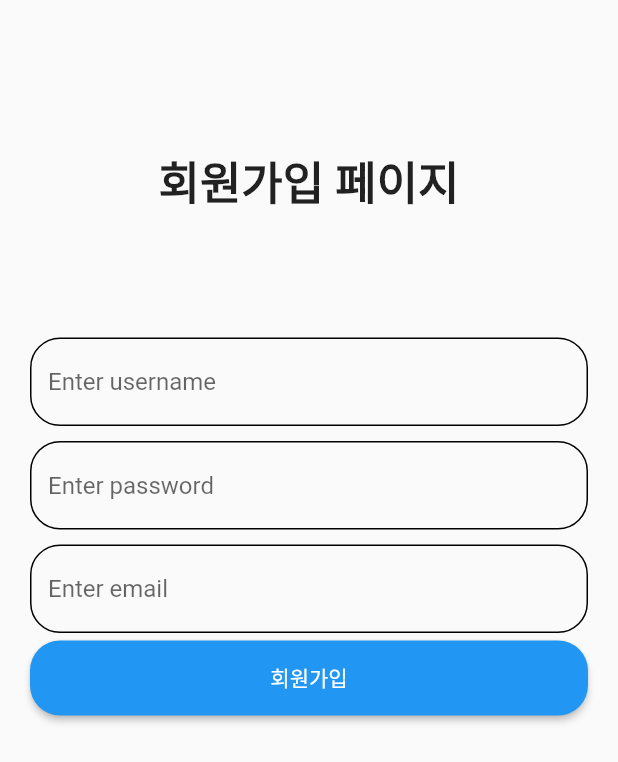
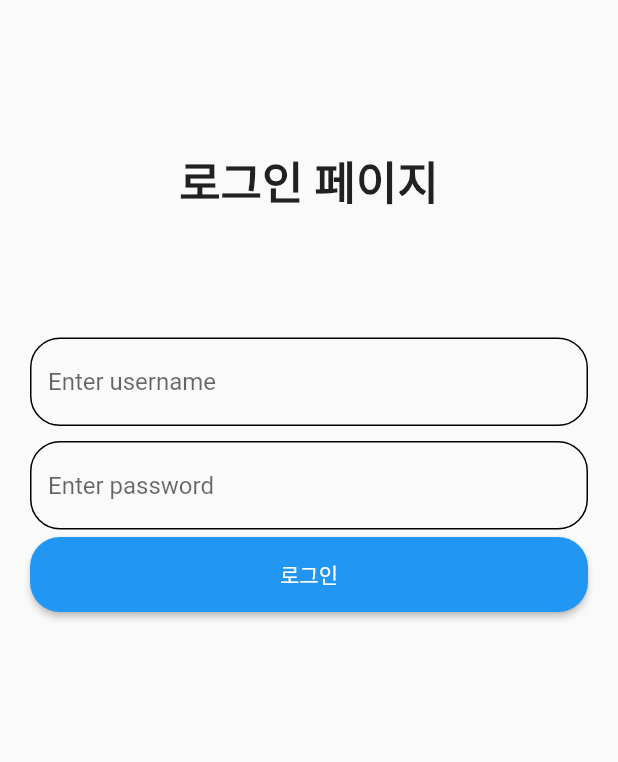
Before and after one commit to qwq140/flutter-GetX-blog, a Flutter app: the screen it shows after launch, on a phone screen of 412 x 824 dp. Shown: the top 762 px of the screen. Run offline on Flutter 3.47's test engine with Material 2 defaults, Android fonts, the phone set to English and light mode, and no system bars.

Commit message:
3. 블로그 - 로그인 페이지, password obscureText

```diff
--- a/flutter_blog/lib/components/custom_text_form_field.dart
+++ b/flutter_blog/lib/components/custom_text_form_field.dart
@@ -10,8 +10,9 @@ class CustomTextFormField extends StatelessWidget {
     return Padding(
       padding: const EdgeInsets.symmetric(vertical: 5),
       child: TextFormField(
+        obscureText: hint == "password" ? true : false,
         decoration: InputDecoration(
-          hintText: "$hint",
+          hintText: "Enter $hint",
           enabledBorder: OutlineInputBorder(
             borderRadius: BorderRadius.circular(20),
           ),
--- a/flutter_blog/lib/main.dart
+++ b/flutter_blog/lib/main.dart
@@ -1,6 +1,7 @@
 import 'package:flutter/material.dart';
 import 'package:flutter_blog/pages/post/home_page.dart';
 import 'package:flutter_blog/pages/user/join_page.dart';
+import 'package:flutter_blog/pages/user/login_page.dart';
 
 void main() {
   runApp(MyApp());
@@ -12,7 +13,7 @@ class MyApp extends StatelessWidget {
     return MaterialApp(
       debugShowCheckedModeBanner: false,
       // 라우트 설계 필요없음. GetX 라이브러리 사용할 예정
-      home: JoinPage(),
+      home: LoginPage(),
     );
   }
 }
--- a/flutter_blog/lib/pages/user/join_page.dart
+++ b/flutter_blog/lib/pages/user/join_page.dart
@@ -32,9 +32,9 @@ class JoinPage extends StatelessWidget {
     return Form(
       child: Column(
         children: [
-          CustomTextFormField(hint: "Enter username"),
-          CustomTextFormField(hint: "Enter password"),
-          CustomTextFormField(hint: "Enter email"),
+          CustomTextFormField(hint: "username"),
+          CustomTextFormField(hint: "password"),
+          CustomTextFormField(hint: "email"),
           CustomElevatedButton(text: "회원가입"),
         ],
       ),
--- a/flutter_blog/lib/pages/user/login_page.dart
+++ b/flutter_blog/lib/pages/user/login_page.dart
@@ -1,8 +1,42 @@
 import 'package:flutter/material.dart';
+import 'package:flutter_blog/components/custom_elevated_button.dart';
+import 'package:flutter_blog/components/custom_text_form_field.dart';
 
 class LoginPage extends StatelessWidget {
   @override
   Widget build(BuildContext context) {
-    return Scaffold();
+    return Scaffold(
+      body: Padding(
+        padding: const EdgeInsets.all(20),
+        child: ListView(
+          children: [
+            Container(
+              alignment: Alignment.center,
+              height: 200,
+              child: Text(
+                "로그인 페이지",
+                style: TextStyle(
+                  fontSize: 30,
+                  fontWeight: FontWeight.bold,
+                ),
+              ),
+            ),
+            _loginForm(),
+          ],
+        ),
+      ),
+    );
+  }
+
+  Widget _loginForm() {
+    return Form(
+      child: Column(
+        children: [
+          CustomTextFormField(hint: "username"),
+          CustomTextFormField(hint: "password"),
+          CustomElevatedButton(text: "로그인"),
+        ],
+      ),
+    );
   }
 }
```
